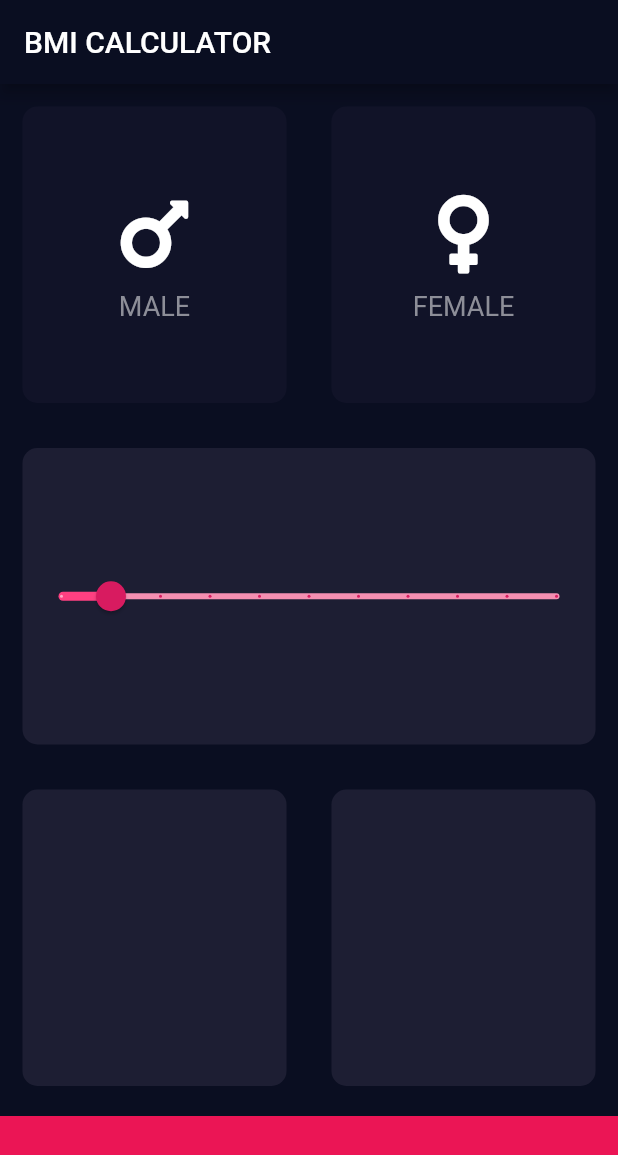
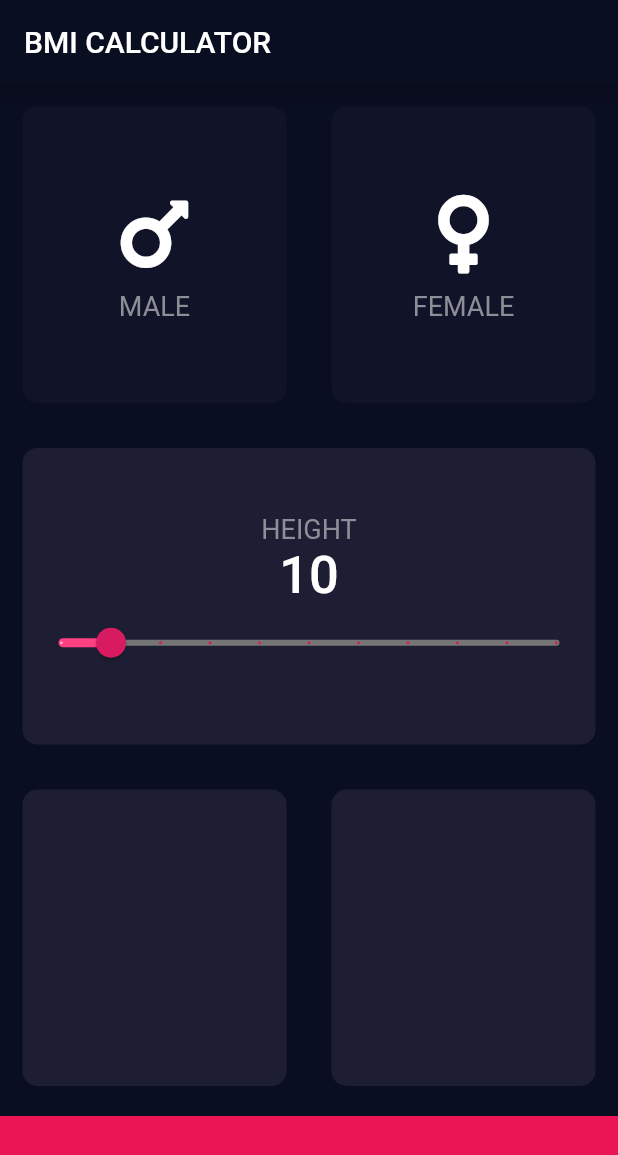
Before and after one commit to londonappbrewery/bmi-calculator-flutter, a Flutter app: the screen it shows after launch, on a phone screen of 412 x 824 dp. Shown: the top 1155 px of the screen. Run offline on Flutter 3.47's test engine with Material 2 defaults, Android fonts, the phone set to English and light mode, and no system bars; our stand-ins replace font_awesome_flutter.

Commit message:
finish the styling

```diff
--- a/lib/main.dart
+++ b/lib/main.dart
@@ -12,8 +12,9 @@ class BMICalculator extends StatelessWidget {
           scaffoldBackgroundColor: Color(0xFF0A0E21),
           sliderTheme: SliderThemeData(
               inactiveTickMarkColor: Colors.pink[600],
+              overlayColor: Colors.pinkAccent[600],
               valueIndicatorColor: Colors.pinkAccent,
-              inactiveTrackColor: Colors.pink[200],
+              inactiveTrackColor: Colors.grey[600],
               activeTrackColor: Colors.pinkAccent,
               thumbColor: Colors.pink[600]),
           indicatorColor: Colors.pinkAccent),
--- a/lib/pages/InputPage.dart
+++ b/lib/pages/InputPage.dart
@@ -92,6 +92,20 @@ class _InputPageState extends State<InputPage> {
                     cardChild: Column(
                         mainAxisAlignment: MainAxisAlignment.center,
                         children: [
+                          Text(
+                            'HEIGHT',
+                            style: TextStyle(
+                              color: Color(0xFF8D8E98),
+                              fontSize: 18.0,
+                            ),
+                          ),
+                          Text(
+                            _sliderCurrentValue.round().toString(),
+                            style: TextStyle(
+                                color: Colors.white,
+                                fontSize: 35.0,
+                                fontWeight: FontWeight.w500),
+                          ),
                           new CustomSlider(
                             currentValue: _sliderCurrentValue,
                             minValue: 0.0,
```
